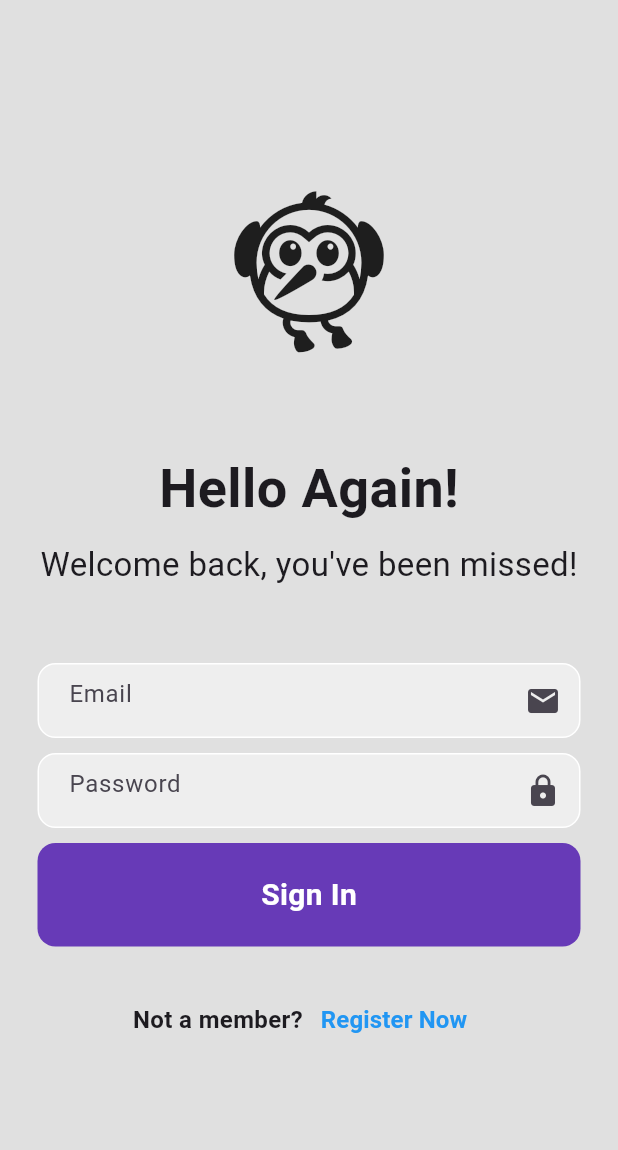
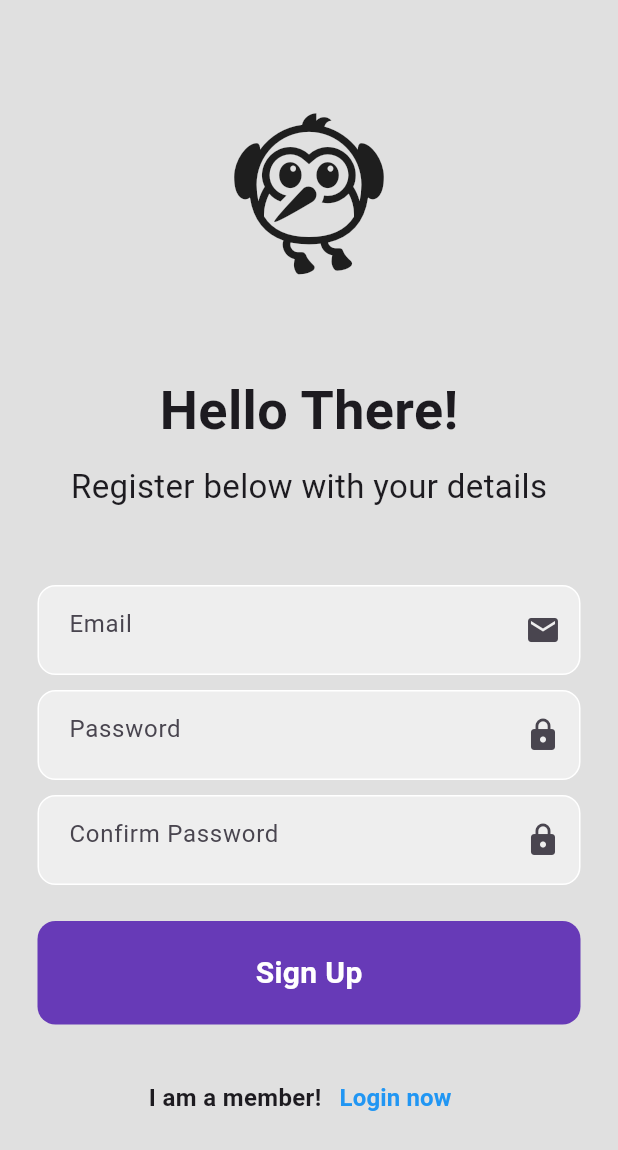
Before and after one commit to Sanket80/Login-Form, a Flutter app: the screen it shows after launch, after a tap on "Register Now", on a phone screen of 412 x 824 dp. Shown: the top 1150 px of the screen. Run offline on Flutter 3.47's test engine with Material 3 defaults, Android fonts, the phone set to English and light mode, and no system bars; our stand-ins replace firebase_auth, firebase_core; accounts and stored records are empty.

Commit message:
Registration Completed

```diff
--- /dev/null
+++ b/lib/auth/auth_page.dart
@@ -0,0 +1,32 @@
+import 'package:flutter/material.dart';
+import 'package:login/pages/login_page.dart';
+
+import '../pages/register_page.dart';
+
+class AuthPage extends StatefulWidget {
+  const AuthPage({super.key});
+
+  @override
+  State<AuthPage> createState() => _AuthPageState();
+}
+
+class _AuthPageState extends State<AuthPage> {
+
+  bool showLoginPage = true;
+
+  void toggleView(){
+    setState(() {
+      showLoginPage = !showLoginPage;
+    });
+  }
+
+  @override
+  Widget build(BuildContext context) {
+    if(showLoginPage){
+      return LoginPage(showRegisterPage: toggleView);
+    }
+    else{
+      return RegisterPage(showLoginPage: toggleView);
+    }
+  }
+}
--- a/lib/mainpage.dart
+++ b/lib/auth/mainpage.dart
@@ -1,7 +1,8 @@
 import 'package:firebase_auth/firebase_auth.dart';
 import 'package:flutter/material.dart';
-import 'package:login/homepage.dart';
-import 'package:login/login_page.dart';
+import 'package:login/auth/auth_page.dart';
+import 'package:login/pages/homepage.dart';
+import 'package:login/pages/login_page.dart';
 
 class MainPage extends StatelessWidget {
   const MainPage({super.key});
@@ -16,7 +17,7 @@ class MainPage extends StatelessWidget {
             return HomePage();
           }
           else{
-            return LoginPage();
+            return AuthPage();
           }
         }
       ),
--- a/lib/main.dart
+++ b/lib/main.dart
@@ -2,8 +2,8 @@ import 'dart:io';
 
 import 'package:firebase_core/firebase_core.dart';
 import 'package:flutter/material.dart';
-import 'package:login/login_page.dart';
-import 'package:login/mainpage.dart';
+import 'package:login/pages/login_page.dart';
+import 'package:login/auth/mainpage.dart';
 
 void main() async {
   WidgetsFlutterBinding.ensureInitialized();
--- a/lib/login_page.dart
+++ b/lib/pages/login_page.dart
@@ -2,7 +2,8 @@ import 'package:firebase_auth/firebase_auth.dart';
 import 'package:flutter/material.dart';
 
 class LoginPage extends StatefulWidget {
-  const LoginPage({super.key});
+  final VoidCallback showRegisterPage;
+  const LoginPage({super.key, required this.showRegisterPage});
 
   @override
   State<LoginPage> createState() => _LoginPageState();
@@ -77,7 +78,7 @@ class _LoginPageState extends State<LoginPage> {
                       borderRadius: BorderRadius.circular(12),
                     ),
                     child: Padding(
-                      padding: const EdgeInsets.only(left: 20),
+                      padding: const EdgeInsets.only(left: 20,top: 5,bottom: 5),
                       child: TextField(
                         controller: _emailController,
                         decoration: InputDecoration(
@@ -103,7 +104,7 @@ class _LoginPageState extends State<LoginPage> {
                       borderRadius: BorderRadius.circular(12),
                     ),
                     child: Padding(
-                      padding: const EdgeInsets.only(left: 20),
+                      padding: const EdgeInsets.only(left: 20,top: 5,bottom: 5),
                       child: TextField(
                         controller: _passwordController,
                         obscureText: true,
@@ -117,7 +118,7 @@ class _LoginPageState extends State<LoginPage> {
                   ),
                 ),
                 SizedBox(
-                  height: 10,
+                  height: 24,
                 ),
 
                 // Sign In
@@ -155,7 +156,7 @@ class _LoginPageState extends State<LoginPage> {
                       fontSize: 16,
                     ),),
                     TextButton(
-                      onPressed: () {},
+                      onPressed: widget.showRegisterPage,
                       child: Text('Register Now',
                         style: TextStyle(
                           color: Colors.blue,
--- /dev/null
+++ b/lib/pages/register_page.dart
@@ -0,0 +1,208 @@
+import 'package:firebase_auth/firebase_auth.dart';
+import 'package:flutter/material.dart';
+
+class RegisterPage extends StatefulWidget {
+  final VoidCallback showLoginPage;
+  const RegisterPage({super.key, required this.showLoginPage});
+
+  @override
+  State<RegisterPage> createState() => _RegisterPageState();
+}
+
+class _RegisterPageState extends State<RegisterPage> {
+
+  TextEditingController _emailController = TextEditingController();
+  TextEditingController _passwordController = TextEditingController();
+  TextEditingController _confirmPasswordController = TextEditingController();
+
+  Future signUp() async {
+    if(_passwordController.text.trim() == _confirmPasswordController.text.trim()){
+      await FirebaseAuth.instance.createUserWithEmailAndPassword(
+        email: _emailController.text,
+        password: _passwordController.text,
+      );
+    }
+  }
+
+  @override
+  void dispose() {
+    _emailController.dispose();
+    _passwordController.dispose();
+    _confirmPasswordController.dispose();
+    super.dispose();
+  }
+
+  @override
+  Widget build(BuildContext context) {
+    return Scaffold(
+      backgroundColor: Colors.grey[300],
+      body: SafeArea(
+        child: Center(
+          child: SingleChildScrollView(
+            child: Column(
+              mainAxisAlignment: MainAxisAlignment.center,
+              children: [
+                Icon(
+                  Icons.flutter_dash,
+                  size: 120,
+                ),
+                SizedBox(
+                  height: 60,
+                ),
+                // Hello Again!
+                Text(
+                  'Hello There!',
+                  style: TextStyle(
+                    fontSize: 36,
+                    fontWeight: FontWeight.bold,
+                  ),
+                ),
+                SizedBox(
+                  height: 10,
+                ),
+                Text(
+                  "Register below with your details",
+                  style: TextStyle(
+                    fontSize: 22,
+                  ),
+                ),
+                SizedBox(
+                  height: 50,
+                ),
+
+                // Email
+                Padding(
+                  padding: const EdgeInsets.symmetric(horizontal: 25),
+                  child: Container(
+                    decoration: BoxDecoration(
+                      color: Colors.grey[200],
+                      border: Border.all(
+                        color: Colors.white,
+                      ),
+                      borderRadius: BorderRadius.circular(12),
+                    ),
+                    child: Padding(
+                      padding: const EdgeInsets.only(left: 20,top: 5,bottom: 5),
+                      child: TextField(
+                        controller: _emailController,
+                        decoration: InputDecoration(
+                          hintText: 'Email',
+                          suffixIcon: Icon(Icons.email),
+                          border: InputBorder.none,
+                        ),
+                      ),
+                    ),
+                  ),
+                ),
+                SizedBox(
+                  height: 10,
+                ),
+                Padding(
+                  padding: const EdgeInsets.symmetric(horizontal: 25),
+                  child: Container(
+                    decoration: BoxDecoration(
+                      color: Colors.grey[200],
+                      border: Border.all(
+                        color: Colors.white,
+                      ),
+                      borderRadius: BorderRadius.circular(12),
+                    ),
+                    child: Padding(
+                      padding: const EdgeInsets.only(left: 20,top: 5,bottom: 5),
+                      child: TextField(
+                        controller: _passwordController,
+                        obscureText: true,
+                        decoration: InputDecoration(
+                          hintText: 'Password',
+                          suffixIcon: Icon(Icons.lock),
+                          border: InputBorder.none,
+                        ),
+                      ),
+                    ),
+                  ),
+                ),
+                SizedBox(
+                  height: 10,
+                ),Padding(
+                  padding: const EdgeInsets.symmetric(horizontal: 25),
+                  child: Container(
+                    decoration: BoxDecoration(
+                      color: Colors.grey[200],
+                      border: Border.all(
+                        color: Colors.white,
+                      ),
+                      borderRadius: BorderRadius.circular(12),
+                    ),
+                    child: Padding(
+                      padding: const EdgeInsets.only(left: 20,top: 5,bottom: 5),
+                      child: TextField(
+                        controller: _confirmPasswordController,
+                        obscureText: true,
+                        decoration: InputDecoration(
+                          hintText: 'Confirm Password',
+                          suffixIcon: Icon(Icons.lock),
+                          border: InputBorder.none,
+                        ),
+                      ),
+                    ),
+                  ),
+                ),
+                SizedBox(
+                  height: 24,
+                ),
+
+                // Sign In
+                Padding(
+                  padding: const EdgeInsets.symmetric(horizontal: 25),
+                  child: GestureDetector(
+                    onTap: signUp,
+                    child: Container(
+                      padding: EdgeInsets.all(20),
+                      decoration: BoxDecoration(
+                        color: Colors.deepPurple,
+                        borderRadius: BorderRadius.circular(12),
+                      ),
+                      child: Center(
+                        child: Text('Sign Up',
+                          style: TextStyle(
+                            color: Colors.white,
+                            fontSize: 20,
+                            fontWeight: FontWeight.bold,
+                          ),
+                        ),
+                      ),
+                    ),
+                  ),
+                ),
+                SizedBox(
+                  height: 25,
+                ),
+
+                Row(
+                  mainAxisAlignment: MainAxisAlignment.center,
+                  children: [
+                    Text('I am a member!',style: TextStyle(
+                      fontWeight: FontWeight.bold,
+                      fontSize: 16,
+                    ),),
+                    TextButton(
+                      onPressed: widget.showLoginPage,
+                      child: Text('Login now',
+                        style: TextStyle(
+                          color: Colors.blue,
+                          fontSize: 16,
+                          fontWeight: FontWeight.bold,
+                        ),
+                      ),
+                    ),
+                  ],
+                ),
+
+              ],
+            ),
+          ),
+        ),
+      ),
+    );
+  }
+}
```
Also changed, not shown: lib/pages/homepage.dart (renamed from lib/homepage.dart).
